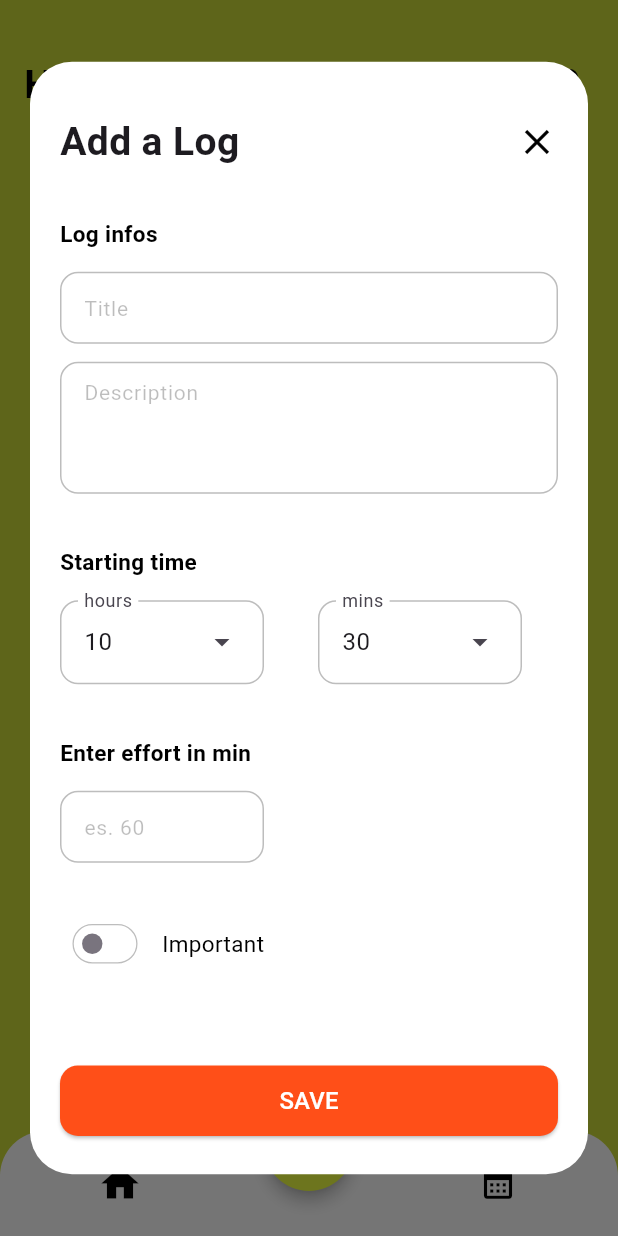
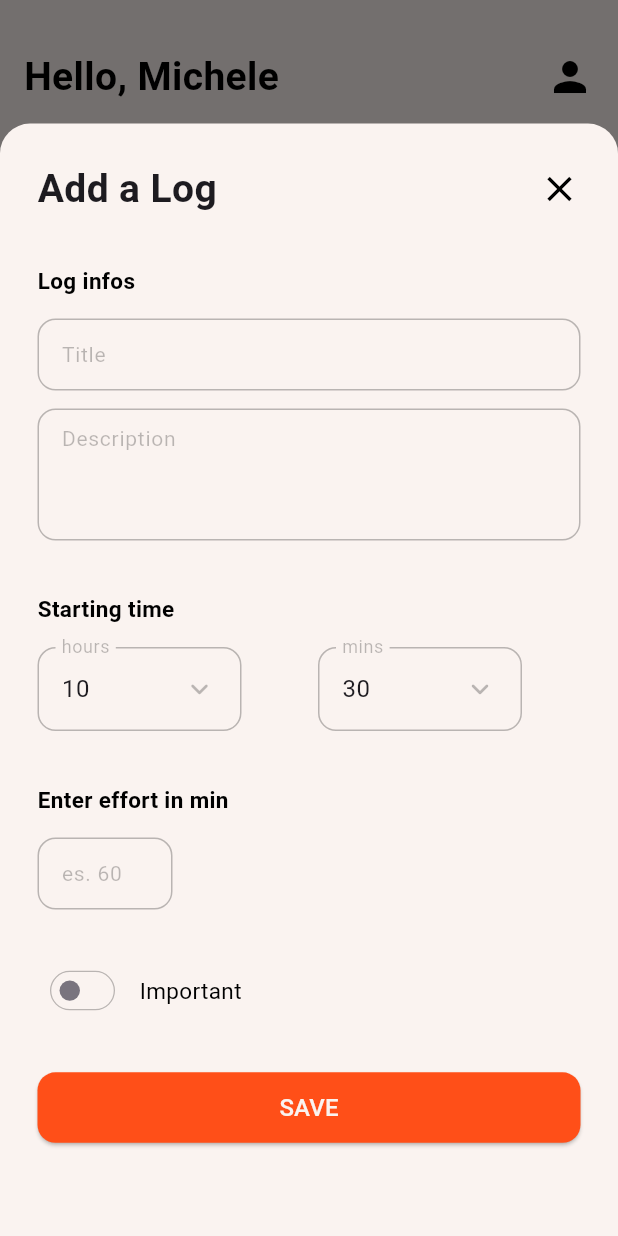
Before and after one commit to michele-biffi/logger, a Flutter app: the screen it shows after launch, after a tap on the "add" icon, on a phone screen of 412 x 824 dp. Run offline on Flutter 3.47's test engine with Material 3 defaults, Android fonts, the phone set to English and light mode, and no system bars; our stand-ins replace flutter_dotenv, supabase_flutter; accounts and stored records are empty.

Commit message:
Added user page and custom colors. Changed colors and minor ui fixes

```diff
--- /dev/null
+++ b/lib/colors.dart
@@ -0,0 +1,8 @@
+import 'package:flutter/material.dart';
+
+class CustomColors {
+  static const Color orange = Color(0xFFFF4F18);
+  static const Color darkOrange = Color(0xFF7F270C);
+  static const Color dark = Color(0xFF190702);
+  static const Color light = Color(0xFFFAF3F0);
+}
--- a/lib/components/add_log_dialog.dart
+++ b/lib/components/add_log_dialog.dart
@@ -1,71 +1,68 @@
 import 'package:flutter/material.dart';
+import 'package:logger/colors.dart';
 import 'package:logger/components/custom_time_picker.dart';
 
-class AddLogDialog extends StatefulWidget {
-  const AddLogDialog({super.key});
+void showAddLogModal(BuildContext context) {
+  showModalBottomSheet(
+    context: context,
+    isScrollControlled: true,
+    backgroundColor: Colors.transparent,
+    builder: (context) {
+      return Padding(
+        padding: EdgeInsets.only(
+          bottom: MediaQuery.of(context).viewInsets.bottom,
+        ),
+        child: const AddLogForm(),
+      );
+    },
+  );
+}
+
+class AddLogForm extends StatefulWidget {
+  const AddLogForm({super.key});
 
   @override
-  State<AddLogDialog> createState() => _AddLogDialogState();
+  State<AddLogForm> createState() => _AddLogFormState();
 }
 
-class _AddLogDialogState extends State<AddLogDialog> {
+class _AddLogFormState extends State<AddLogForm> {
   bool isChecked = false;
-
-  Color getColor(Set<WidgetState> states) {
-    if (states.contains(WidgetState.selected)) {
-      return Colors.white;
-    }
-    return Colors.transparent;
-  }
 
   @override
   Widget build(BuildContext context) {
-    final bottomPadding = MediaQuery.of(context).viewInsets.bottom;
-
-    return MediaQuery(
-      data: MediaQuery.of(context).removeViewInsets(removeBottom: true),
-      child: Dialog(
-        backgroundColor: Colors.white,
-        insetPadding: EdgeInsets.symmetric(horizontal: 20, vertical: 0),
-        child: Container(
-          width: double.infinity,
-          height: MediaQuery.of(context).size.height * 0.90,
-          padding: EdgeInsets.symmetric(vertical: 25, horizontal: 20),
+    return Container(
+      decoration: BoxDecoration(
+        color: CustomColors.light,
+        borderRadius: BorderRadius.vertical(top: Radius.circular(20)),
+      ),
+      padding: EdgeInsets.symmetric(vertical: 25, horizontal: 25),
+      constraints: BoxConstraints(
+        maxHeight: MediaQuery.of(context).size.height * 0.90,
+      ),
       child: Column(
-            crossAxisAlignment: CrossAxisAlignment.start,
+        mainAxisSize: MainAxisSize.min,
         children: [
-              Padding(
-                padding: const EdgeInsets.only(top: 10),
-                child: Row(
+          Row(
             mainAxisAlignment: MainAxisAlignment.spaceBetween,
             children: [
               Text(
                 'Add a Log',
-                      style: TextStyle(
-                        fontSize: 26,
-                        fontWeight: FontWeight.bold,
-                      ),
+                style: TextStyle(fontSize: 26, fontWeight: FontWeight.bold),
               ),
               GestureDetector(
-                      onTap: () {
-                        Navigator.of(context).pop();
-                      },
+                onTap: () => Navigator.of(context).pop(),
                 child: Icon(Icons.close, color: Colors.black, size: 28),
               ),
             ],
           ),
-              ),
-              SizedBox(height: 12),
+          const SizedBox(height: 12),
           Expanded(
             child: SingleChildScrollView(
-                  padding: EdgeInsets.only(bottom: bottomPadding),
               child: Form(
                 child: Column(
+                  crossAxisAlignment: CrossAxisAlignment.start,
                   children: [
                     const SizedBox(height: 20),
-                        Row(
-                          mainAxisAlignment: MainAxisAlignment.start,
-                          children: [
                     Text(
                       'Log infos',
                       style: TextStyle(
@@ -73,8 +70,6 @@ class _AddLogDialogState extends State<AddLogDialog> {
                         color: Colors.black,
                         fontWeight: FontWeight.bold,
                       ),
-                            ),
-                          ],
                     ),
                     SizedBox(height: 15),
                     TextFormField(
@@ -90,17 +85,14 @@ class _AddLogDialogState extends State<AddLogDialog> {
                     TextFormField(
                       maxLines: 3,
                       decoration: InputDecoration(
+                        hintText: 'Description',
                         contentPadding: EdgeInsets.symmetric(
                           vertical: 8,
                           horizontal: 12,
                         ),
-                            hintText: 'Description',
                       ),
                     ),
                     SizedBox(height: 35),
-                        Row(
-                          mainAxisAlignment: MainAxisAlignment.start,
-                          children: [
                     Text(
                       'Starting time',
                       style: TextStyle(
@@ -109,24 +101,12 @@ class _AddLogDialogState extends State<AddLogDialog> {
                         fontWeight: FontWeight.bold,
                       ),
                     ),
-                          ],
-                        ),
                     SizedBox(height: 15),
-                        Row(
-                          mainAxisAlignment: MainAxisAlignment.start,
-                          children: [
-                            Expanded(
-                              child: TimePickerDropdown(
+                    TimePickerDropdown(
                       onTimeSelected: (time) {},
                       initialTime: TimeOfDay.now(),
                     ),
-                            ),
-                          ],
-                        ),
                     SizedBox(height: 35),
-                        Row(
-                          mainAxisAlignment: MainAxisAlignment.start,
-                          children: [
                     Text(
                       'Enter effort in min',
                       style: TextStyle(
@@ -135,14 +115,9 @@ class _AddLogDialogState extends State<AddLogDialog> {
                         fontWeight: FontWeight.bold,
                       ),
                     ),
-                          ],
-                        ),
                     SizedBox(height: 15),
-                        Row(
-                          mainAxisAlignment: MainAxisAlignment.start,
-                          children: [
                     SizedBox(
-                              width: 136,
+                      width: 90,
                       child: TextFormField(
                         keyboardType: TextInputType.number,
                         decoration: InputDecoration(
@@ -154,8 +129,6 @@ class _AddLogDialogState extends State<AddLogDialog> {
                         },
                       ),
                     ),
-                          ],
-                        ),
                     SizedBox(height: 30),
                     Row(
                       mainAxisAlignment: MainAxisAlignment.start,
@@ -163,17 +136,18 @@ class _AddLogDialogState extends State<AddLogDialog> {
                         Transform.scale(
                           scale: 0.85,
                           child: Switch(
-                                inactiveTrackColor: Colors.white,
-                                trackOutlineColor: WidgetStateProperty.all(
-                                  Colors.black26,
-                                ),
+                            inactiveTrackColor: CustomColors.light,
+                            trackOutlineColor:
+                                WidgetStateProperty.resolveWith<Color?>((
+                                  Set<WidgetState> states,
+                                ) {
+                                  if (states.contains(WidgetState.selected)) {
+                                    return null;
+                                  }
+                                  return Colors.black26;
+                                }),
                             trackOutlineWidth: WidgetStateProperty.all(1),
-                                activeTrackColor: Color.fromARGB(
-                                  255,
-                                  255,
-                                  79,
-                                  24,
-                                ),
+                            activeTrackColor: CustomColors.orange,
                             value: isChecked,
                             onChanged: (bool? value) {
                               setState(() {
@@ -185,34 +159,34 @@ class _AddLogDialogState extends State<AddLogDialog> {
                         const SizedBox(width: 8),
                         Text(
                           'Important',
-                              style: TextStyle(
-                                fontSize: 15,
-                                color: Colors.black,
-                              ),
+                          style: TextStyle(fontSize: 15, color: Colors.black),
                         ),
                       ],
                     ),
-                      ],
-                    ),
-                  ),
-                ),
-              ),
-              SizedBox(height: 20),
+                    SizedBox(height: 30),
                     SizedBox(
                       width: double.infinity,
                       child: ElevatedButton(
-                  onPressed: () {},
+                        onPressed: () {
+                          // salva
+                        },
                         style: ElevatedButton.styleFrom(
-                    backgroundColor: const Color.fromARGB(255, 255, 79, 24),
+                          backgroundColor: CustomColors.orange,
                           shape: RoundedRectangleBorder(
                             borderRadius: BorderRadius.circular(12),
                           ),
-                    padding: EdgeInsets.symmetric(vertical: 12, horizontal: 24),
+                          padding: EdgeInsets.symmetric(
+                            vertical: 12,
+                            horizontal: 24,
+                          ),
                         ),
                         child: Center(
                           child: Text(
                             'SAVE',
-                      style: TextStyle(fontSize: 16, color: Colors.white),
+                            style: TextStyle(
+                              fontSize: 16,
+                              color: CustomColors.light,
+                            ),
                           ),
                         ),
                       ),
@@ -221,6 +195,9 @@ class _AddLogDialogState extends State<AddLogDialog> {
                 ),
               ),
             ),
+          ),
+        ],
+      ),
     );
   }
 }
--- a/lib/components/custom_app_bar.dart
+++ b/lib/components/custom_app_bar.dart
@@ -1,8 +1,9 @@
 import 'package:flutter/material.dart';
+import 'package:logger/pages/user.dart';
 
-AppBar appBar() {
+AppBar appBar(BuildContext context) {
   return AppBar(
-    toolbarHeight: 75,
+    toolbarHeight: 70,
     backgroundColor: Colors.transparent,
     elevation: 0,
     title: null,
@@ -23,7 +24,12 @@ AppBar appBar() {
               ),
             ),
             GestureDetector(
-              onTap: () {},
+              onTap: () {
+                Navigator.push(
+                  context,
+                  MaterialPageRoute(builder: (context) => UserPage()),
+                );
+              },
               child: Icon(Icons.person, color: Colors.black, size: 32),
             ),
           ],
--- a/lib/components/custom_bottom_bar.dart
+++ b/lib/components/custom_bottom_bar.dart
@@ -1,35 +1,54 @@
 import 'package:flutter/material.dart';
+import 'package:logger/colors.dart';
 
 class CustomBottomBar extends StatelessWidget {
   const CustomBottomBar({super.key});
 
   @override
   Widget build(BuildContext context) {
-    return ClipRRect(
+    return Container(
+      decoration: BoxDecoration(
+        color: Color.fromARGB(255, 250, 243, 240),
         borderRadius: BorderRadius.only(
-        topLeft: Radius.circular(30),
-        topRight: Radius.circular(30),
+          topLeft: Radius.circular(20),
+          topRight: Radius.circular(20),
+        ),
+      ),
+      child: ClipRRect(
+        borderRadius: BorderRadius.only(
+          topLeft: Radius.circular(20),
+          topRight: Radius.circular(20),
         ),
         child: BottomAppBar(
           height: 70,
-        color: Colors.white,
+          color: Colors.transparent,
+          elevation: 0,
           child: Padding(
             padding: const EdgeInsets.symmetric(horizontal: 40),
             child: Row(
               mainAxisAlignment: MainAxisAlignment.spaceBetween,
               children: [
                 IconButton(
-                icon: Icon(Icons.home, color: Colors.black, size: 30),
+                  icon: Icon(
+                    Icons.home_rounded,
+                    color: CustomColors.dark,
+                    size: 30,
+                  ),
                   onPressed: () {},
                 ),
                 IconButton(
-                icon: Icon(Icons.calendar_month, color: Colors.black, size: 25),
+                  icon: Icon(
+                    Icons.calendar_today,
+                    color: CustomColors.dark,
+                    size: 25,
+                  ),
                   onPressed: () {},
                 ),
               ],
             ),
           ),
         ),
+      ),
     );
   }
 }
--- a/lib/components/custom_time_picker.dart
+++ b/lib/components/custom_time_picker.dart
@@ -40,9 +40,19 @@ class _TimePickerDropdownState extends State<TimePickerDropdown> {
         Row(
           children: [
             Expanded(
+              child: DropdownMenuTheme(
+                data: DropdownMenuThemeData(
+                  inputDecorationTheme: InputDecorationTheme(
+                    suffixIconColor: Colors.black26,
+                  ),
+                ),
                 child: DropdownMenu<int>(
                   initialSelection: _selectedHour,
-                label: Text("hours"),
+                  label: Text("hours", style: TextStyle(color: Colors.black26)),
+                  trailingIcon: Icon(
+                    Icons.keyboard_arrow_down_rounded,
+                    color: Colors.black26,
+                  ),
                   onSelected: (value) {
                     if (value != null) {
                       setState(() => _selectedHour = value);
@@ -71,11 +81,22 @@ class _TimePickerDropdownState extends State<TimePickerDropdown> {
                   ),
                 ),
               ),
+            ),
             SizedBox(width: 12),
             Expanded(
+              child: DropdownMenuTheme(
+                data: DropdownMenuThemeData(
+                  inputDecorationTheme: InputDecorationTheme(
+                    suffixIconColor: Colors.black26,
+                  ),
+                ),
                 child: DropdownMenu<int>(
                   initialSelection: _selectedMinute,
-                label: Text("mins"),
+                  label: Text("mins", style: TextStyle(color: Colors.black26)),
+                  trailingIcon: Icon(
+                    Icons.keyboard_arrow_down_rounded,
+                    color: Colors.black26,
+                  ),
                   onSelected: (value) {
                     if (value != null) {
                       setState(() => _selectedMinute = value);
@@ -105,6 +126,7 @@ class _TimePickerDropdownState extends State<TimePickerDropdown> {
                   }),
                 ),
               ),
+            ),
           ],
         ),
       ],
--- a/lib/main.dart
+++ b/lib/main.dart
@@ -1,5 +1,6 @@
 import 'package:flutter/material.dart';
 import 'package:flutter_dotenv/flutter_dotenv.dart';
+import 'package:logger/colors.dart';
 import 'package:logger/pages/home.dart';
 import 'package:supabase_flutter/supabase_flutter.dart';
 
@@ -24,7 +25,7 @@ class MyApp extends StatelessWidget {
       theme: ThemeData(
         useMaterial3: true,
         textSelectionTheme: TextSelectionThemeData(
-          cursorColor: Color.fromARGB(255, 255, 79, 24),
+          cursorColor: CustomColors.orange,
         ),
         inputDecorationTheme: InputDecorationTheme(
           border: OutlineInputBorder(
@@ -41,7 +42,7 @@ class MyApp extends StatelessWidget {
           focusedBorder: OutlineInputBorder(
             borderRadius: BorderRadius.circular(12),
             borderSide: BorderSide(
-              color: const Color.fromARGB(255, 255, 79, 24), // attivo
+              color: CustomColors.orange, // attivo
               width: 1,
             ),
           ),
--- a/lib/pages/home.dart
+++ b/lib/pages/home.dart
@@ -1,4 +1,5 @@
 import 'package:flutter/material.dart';
+import 'package:logger/colors.dart';
 import 'package:logger/components/add_log_dialog.dart';
 import 'package:logger/components/custom_app_bar.dart';
 import 'package:logger/components/custom_bottom_bar.dart';
@@ -14,8 +15,8 @@ class _HomePageState extends State<HomePage> {
   @override
   Widget build(BuildContext context) {
     return Scaffold(
-      appBar: appBar(),
-      backgroundColor: Colors.lime,
+      appBar: appBar(context),
+      backgroundColor: CustomColors.light,
       body: Column(
         mainAxisAlignment: MainAxisAlignment.center,
         children: [
@@ -30,16 +31,13 @@ class _HomePageState extends State<HomePage> {
           child: FloatingActionButton(
             elevation: 4,
             onPressed: () {
-              showDialog(
-                context: context,
-                builder: (context) => const AddLogDialog(),
-              );
+              showAddLogModal(context);
             },
             shape: RoundedRectangleBorder(
               borderRadius: BorderRadius.circular(40),
             ),
-            backgroundColor: Colors.limeAccent,
-            foregroundColor: Colors.black,
+            backgroundColor: CustomColors.orange,
+            foregroundColor: CustomColors.light,
             child: Icon(Icons.add, size: 25),
           ),
         ),
--- /dev/null
+++ b/lib/pages/user.dart
@@ -0,0 +1,82 @@
+import 'package:flutter/material.dart';
+import 'package:logger/colors.dart';
+import 'package:logger/components/add_log_dialog.dart';
+import 'package:logger/components/custom_bottom_bar.dart';
+
+class UserPage extends StatelessWidget {
+  const UserPage({super.key});
+
+  @override
+  Widget build(BuildContext context) {
+    return Scaffold(
+      appBar: AppBar(
+        leading: IconButton(
+          icon: Icon(
+            Icons.keyboard_arrow_left_rounded,
+            color: Colors.black,
+            size: 32,
+          ),
+          onPressed: () {
+            Navigator.pop(context);
+          },
+        ),
+        elevation: 0,
+        toolbarHeight: 70,
+        backgroundColor: CustomColors.light,
+      ),
+      backgroundColor: CustomColors.light,
+
+      body: Center(
+        child: Column(
+          mainAxisAlignment: MainAxisAlignment.center,
+          children: [
+            CircleAvatar(
+              radius: 50,
+              backgroundColor: CustomColors.orange,
+              child: Icon(Icons.person, size: 50, color: CustomColors.light),
+            ),
+            SizedBox(height: 25),
+            Text(
+              'Michele Biffi',
+              style: TextStyle(
+                fontSize: 24,
+                color: CustomColors.dark,
+                fontWeight: FontWeight.bold,
+              ),
+            ),
+            SizedBox(height: 5),
+            Padding(
+              padding: const EdgeInsets.symmetric(horizontal: 70),
+              child: Text(
+                'Lorem Ipsum is simply dummy text of the printing and typesetting industry.',
+                style: TextStyle(color: Colors.black, fontSize: 14),
+                textAlign: TextAlign.center,
+              ),
+            ),
+          ],
+        ),
+      ),
+      floatingActionButton: Padding(
+        padding: const EdgeInsets.only(top: 20),
+        child: SizedBox(
+          width: 60,
+          height: 60,
+          child: FloatingActionButton(
+            elevation: 4,
+            onPressed: () {
+              showAddLogModal(context);
+            },
+            shape: RoundedRectangleBorder(
+              borderRadius: BorderRadius.circular(40),
+            ),
+            backgroundColor: CustomColors.orange,
+            foregroundColor: CustomColors.light,
+            child: Icon(Icons.add, size: 25),
+          ),
+        ),
+      ),
+      floatingActionButtonLocation: FloatingActionButtonLocation.centerDocked,
+      bottomNavigationBar: CustomBottomBar(),
+    );
+  }
+}
```
Lines whose indentation alone changed are shown as unchanged.
